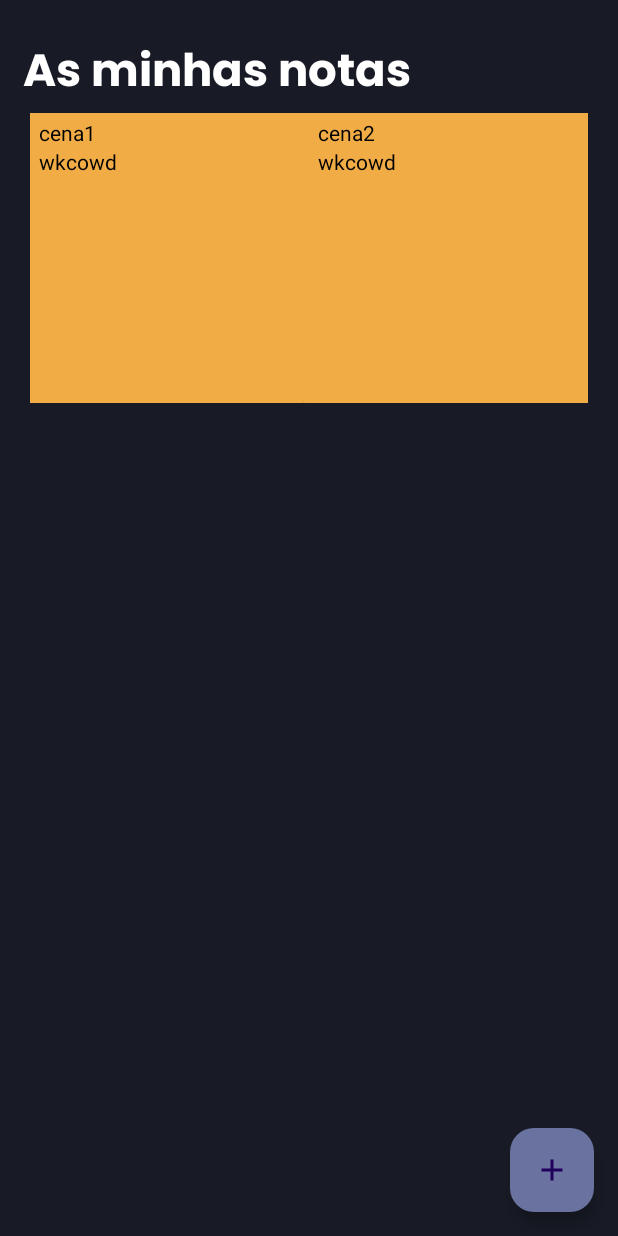
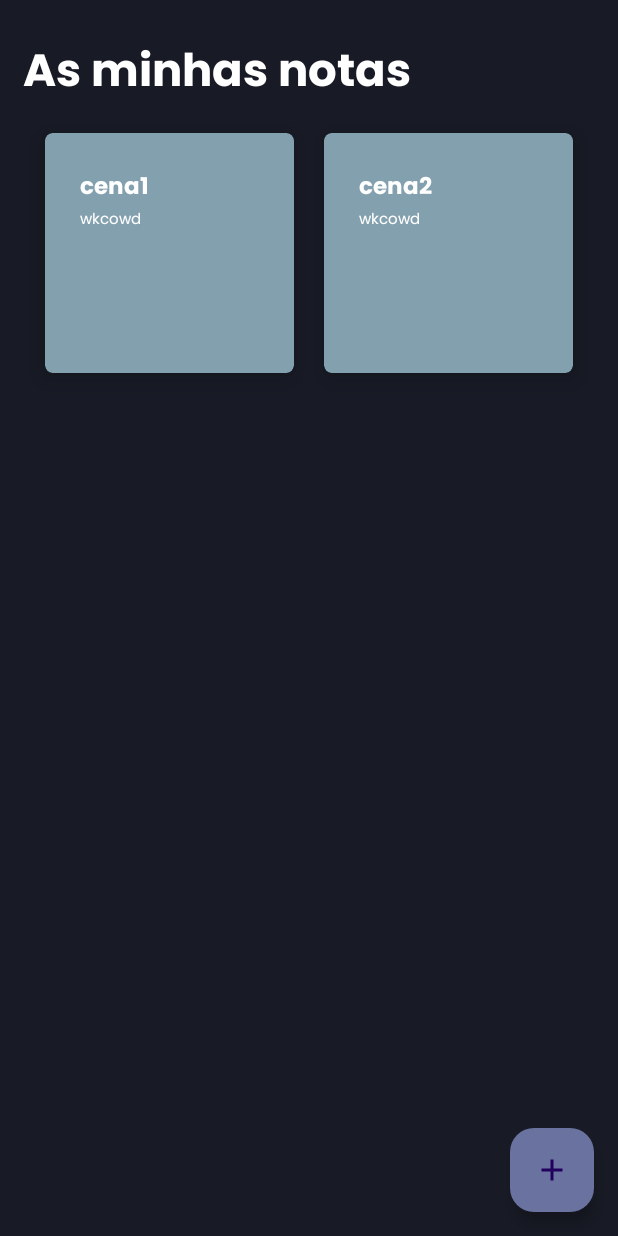
Before and after one commit to FranciscoCarvalho2001/Bloco_Notas, an Android app: the screen it shows after launch (ListaNotas), on a phone screen of 412 x 824 dp. Run offline under Robolectric (Android 15) with nearby library versions, the phone set to English and light mode, and no system bars.

Commit message:
Update nota_item.xml

```diff
--- a/app/src/main/res/layout/nota_item.xml
+++ b/app/src/main/res/layout/nota_item.xml
@@ -3,37 +3,51 @@
     xmlns:tools="http://schemas.android.com/tools"
     android:layout_width="wrap_content"
     android:layout_height="wrap_content"
+    xmlns:app="http://schemas.android.com/apk/res-auto"
     tools:context=".ListaNotas.ListaNotas"
     >
 
     <androidx.cardview.widget.CardView
         android:layout_width="match_parent"
         android:layout_height="wrap_content"
-        android:backgroundTint="#F1AC46"
+        app:cardBackgroundColor="@color/primary"
+        app:cardCornerRadius="5dp"
+        app:cardElevation="10dp"
+        app:cardMaxElevation="12dp"
+        app:cardPreventCornerOverlap="true"
+        app:cardUseCompatPadding="true"
         android:maxWidth="150dp"
-        android:maxHeight="200dp"
-        android:minHeight="200dp">
+        android:minHeight="200dp"
+        android:maxHeight="200dp">
 
         <LinearLayout
             android:layout_width="match_parent"
             android:layout_height="match_parent"
             android:layout_margin="10dp"
-            android:orientation="vertical">
+            android:layout_marginBottom="40dp"
+            android:orientation="vertical"
+            android:padding="20px"
+            android:paddingStart="20px"
+            android:paddingBottom="20px">
 
             <TextView
                 android:id="@+id/notaItemTitulo"
                 android:layout_width="match_parent"
                 android:layout_height="wrap_content"
-                android:textColor="@color/black"
+                android:fontFamily="@font/poppins_bold"
+                android:textColor="@color/white"
+                android:textSize="15dp"
                 tools:text="Titulo" />
 
             <TextView
                 android:id="@+id/notaItemDescricao"
                 android:layout_width="match_parent"
                 android:layout_height="match_parent"
-                android:textColor="@color/black"
-                tools:text="Descrição" />
-
+                android:fontFamily="@font/poppins"
+                android:textColor="@color/white"
+                android:textSize="10dp"
+                tools:text="Descrição"
+                android:maxLength= "30"/>
         </LinearLayout>
 
     </androidx.cardview.widget.CardView>
```
